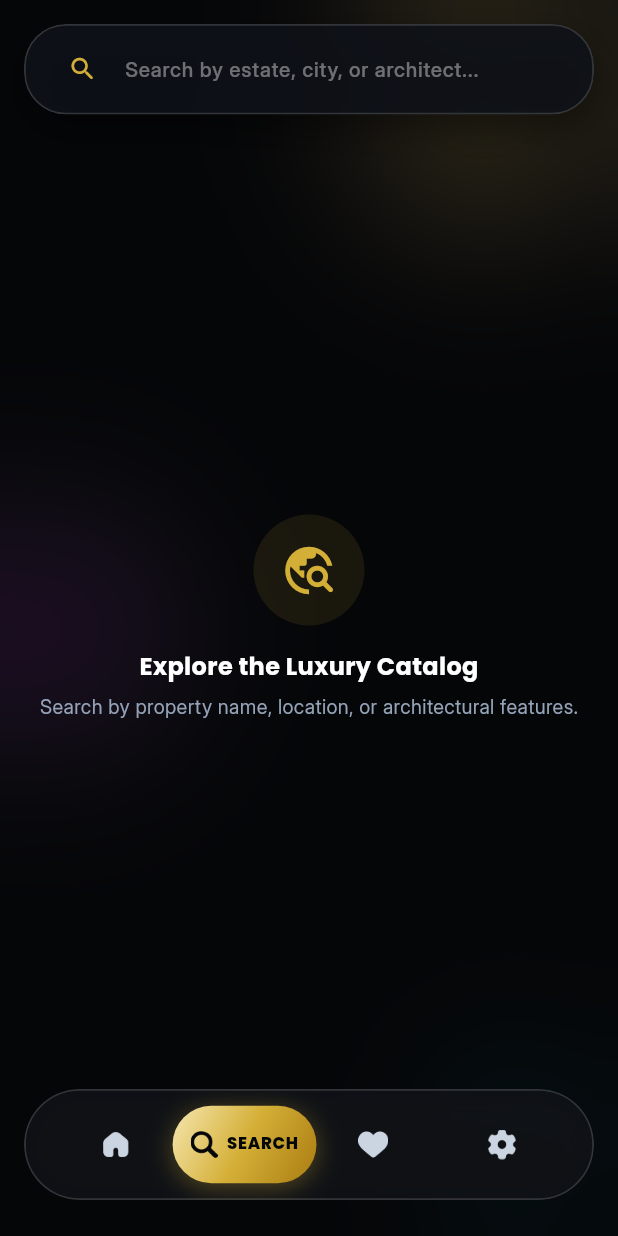
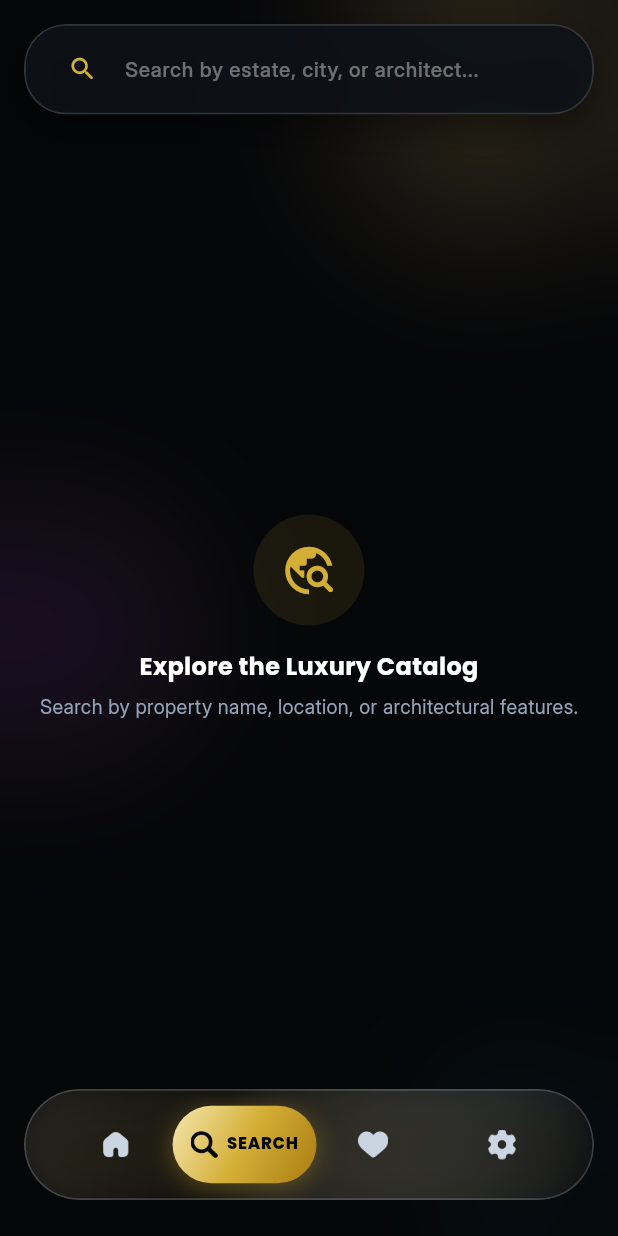
Before and after one commit to zactsm/vizare-android-app, a Flutter app: the HomeBuyerPage screen opened directly, swiped to page 2, on a phone screen of 412 x 824 dp. Run offline on Flutter 3.47's test engine with Material 3 defaults, Android fonts, the phone set to English and light mode, and no system bars; our stand-ins replace file_picker, flutter_dotenv, geocoding, google_fonts, google_maps_flutter, google_sign_in and 4 more; missing offline and left inert: dart:html, dart:js_interop, model_viewer_plus; accounts and stored records are empty; network calls fail.

Commit message:
style: update floating bottom nav bar blur, opacity, and gradient styling

```diff
--- a/lib/pages/utils/floating_bottom_nav_bar.dart
+++ b/lib/pages/utils/floating_bottom_nav_bar.dart
@@ -255,7 +255,7 @@ class _FloatingBottomNavBarState extends State<FloatingBottomNavBar>
         child: ClipRRect(
           borderRadius: BorderRadius.circular(40),
           child: BackdropFilter(
-            filter: ImageFilter.blur(sigmaX: 24.0, sigmaY: 24.0),
+            filter: ImageFilter.blur(sigmaX: 30.0, sigmaY: 30.0),
             child: Container(
               height: 74,
               padding: const EdgeInsets.symmetric(
@@ -263,21 +263,31 @@ class _FloatingBottomNavBarState extends State<FloatingBottomNavBar>
                 vertical: 6,
               ),
               decoration: BoxDecoration(
-                color: VizareColors.obsidianSurface.withValues(alpha: 0.80),
+                color: VizareColors.obsidianSurface.withValues(alpha: 0.68),
                 borderRadius: BorderRadius.circular(40),
                 border: Border.all(
-                  color: Colors.white.withValues(alpha: 0.15),
+                  color: Colors.white.withValues(alpha: 0.18),
                   width: 1.2,
+                ),
+                gradient: LinearGradient(
+                  begin: Alignment.topLeft,
+                  end: Alignment.bottomRight,
+                  colors: [
+                    Colors.white.withValues(alpha: 0.12),
+                    Colors.white.withValues(alpha: 0.03),
+                    VizareColors.obsidianSurface.withValues(alpha: 0.68),
+                  ],
+                  stops: const [0.0, 0.35, 1.0],
                 ),
                 boxShadow: [
                   BoxShadow(
-                    color: Colors.black.withValues(alpha: 0.6),
-                    blurRadius: 28,
+                    color: Colors.black.withValues(alpha: 0.50),
+                    blurRadius: 30,
                     offset: const Offset(0, 12),
                   ),
                   BoxShadow(
                     color: VizareColors.champagneGold.withValues(alpha: 0.08),
-                    blurRadius: 16,
+                    blurRadius: 18,
                     offset: const Offset(0, 2),
                   ),
                 ],
```
